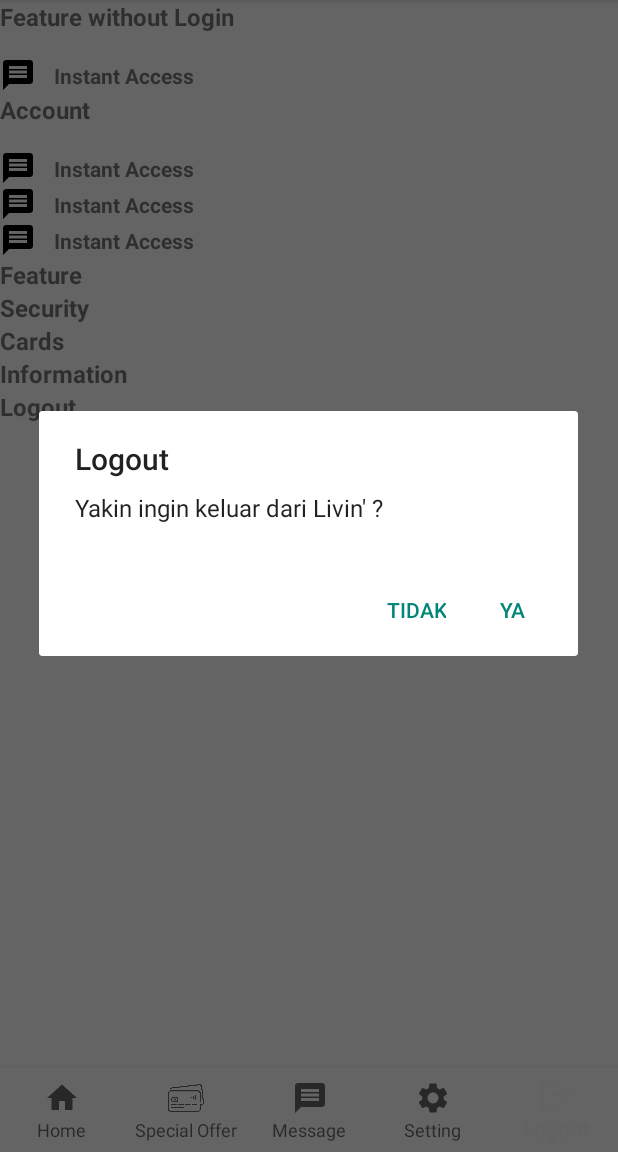
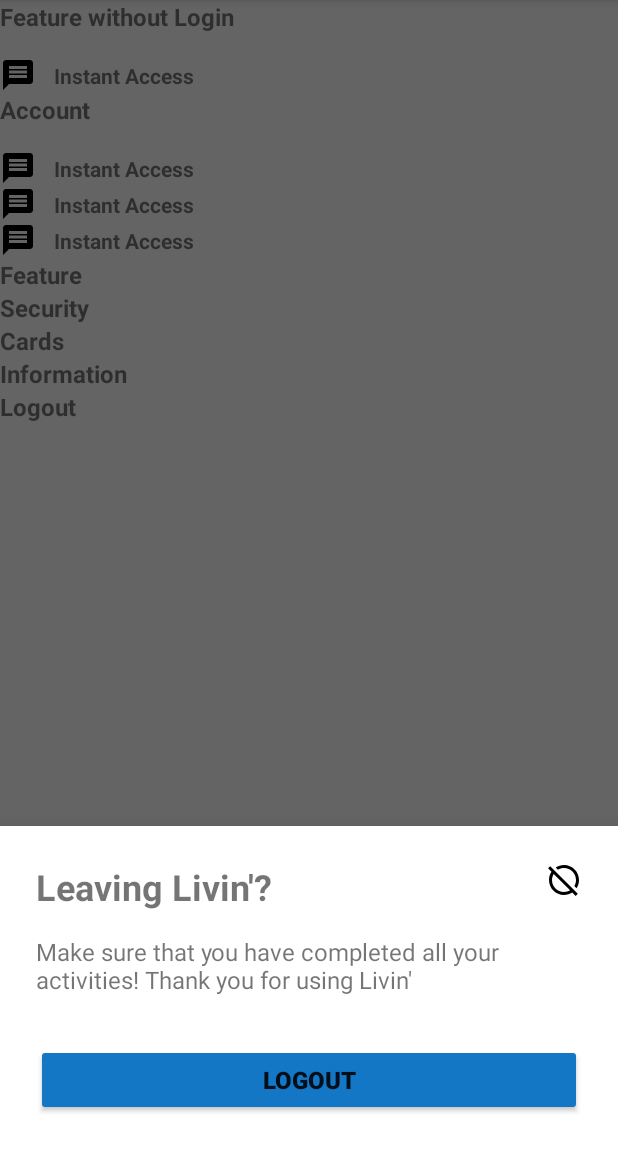
Before and after one commit to rizadwiandhika/AndroidAssignment, an Android app: the HomeMainActivity screen opened directly, with no data from a screen before it, item 5 of the bottom bar chosen, on a phone screen of 412 x 824 dp, the part 84-1236 px from its top. Run offline under Robolectric (Android 15) with nearby library versions, the phone set to English and light mode, and no system bars.

Commit message:
feat: show dialog for detail transaction

```diff
--- a/app/src/main/java/com/mandiri/learnandroid/adapter/HistoryTransactionAdapter.kt
+++ b/app/src/main/java/com/mandiri/learnandroid/adapter/HistoryTransactionAdapter.kt
@@ -10,14 +10,11 @@ import com.mandiri.learnandroid.model.StatusTransaction.FAILED
 import com.mandiri.learnandroid.model.StatusTransaction.PENDING
 import com.mandiri.learnandroid.model.StatusTransaction.SUCCESS
 
-class HistoryTransactionAdapter(private var data: List<HistoryTransactionModel>) :
+class HistoryTransactionAdapter(
+    private var data: List<HistoryTransactionModel>,
+    private val onClickHandler: (HistoryTransactionModel) -> Unit
+) :
     RecyclerView.Adapter<HistoryTransactionAdapter.ViewHolder>() {
-
-    private lateinit var onClickHandler: (HistoryTransactionModel) -> Unit
-
-    fun setOnClickHandler(handler: (HistoryTransactionModel) -> Unit) {
-        onClickHandler = handler
-    }
 
     override fun onCreateViewHolder(parent: ViewGroup, viewType: Int): ViewHolder {
         return ViewHolder(
@@ -54,7 +51,7 @@ class HistoryTransactionAdapter(private var data: List<HistoryTransactionModel>)
             }
 
             tvDate.text = transaction.date
-//            tvTitle.text = transaction.title
+            tvFilterStatus.text = transaction.title
             tvDescription.text = transaction.description
             tvAmount.text = transaction.amount
 
--- a/app/src/main/java/com/mandiri/learnandroid/presentation/HomeMainActivity.kt
+++ b/app/src/main/java/com/mandiri/learnandroid/presentation/HomeMainActivity.kt
@@ -3,7 +3,6 @@ package com.mandiri.learnandroid.presentation
 import android.content.Intent
 import android.os.Bundle
 import android.util.Log
-import androidx.appcompat.app.AlertDialog
 import androidx.appcompat.app.AppCompatActivity
 import androidx.fragment.app.Fragment
 import com.google.android.material.bottomnavigation.BottomNavigationView
@@ -12,15 +11,18 @@ import com.mandiri.learnandroid.databinding.HomeMainActivityBinding
 import com.mandiri.learnandroid.helper.SharedPref
 import com.mandiri.learnandroid.presentation.home.HomeFragment
 import com.mandiri.learnandroid.presentation.message.MessageFragment
+import com.mandiri.learnandroid.utils.ConfirmationDialogUtil
 
 class HomeMainActivity : AppCompatActivity() {
 
     private lateinit var binding: HomeMainActivityBinding
     private lateinit var preferences: SharedPref
+    private lateinit var confirmDialog: ConfirmationDialogUtil
 
     override fun onCreate(savedInstanceState: Bundle?) {
         super.onCreate(savedInstanceState)
 
+        confirmDialog = ConfirmationDialogUtil.getInstance(this)
         preferences = SharedPref(this)
         binding = HomeMainActivityBinding.inflate(layoutInflater)
         setContentView(binding.root)
@@ -65,7 +67,7 @@ class HomeMainActivity : AppCompatActivity() {
 
                 R.id.navigationLogout -> {
                     showLogoutDialog()
-                    return@OnNavigationItemSelectedListener true
+                    return@OnNavigationItemSelectedListener false
                 }
             }
             false
@@ -80,12 +82,19 @@ class HomeMainActivity : AppCompatActivity() {
     }
 
     private fun showLogoutDialog() {
-        val builder = AlertDialog.Builder(this)
-        builder.setTitle("Logout")
-            .setMessage("Yakin ingin keluar dari Livin' ?")
-            .setPositiveButton("Ya") { p1, num -> handleLogout() }
-            .setNegativeButton("Tidak") { dialog, num -> }
-            .show()
+//        val builder = AlertDialog.Builder(this)
+//        builder.setTitle("Logout")
+//            .setMessage("Yakin ingin keluar dari Livin' ?")
+//            .setPositiveButton("Ya") { p1, num -> handleLogout() }
+//            .setNegativeButton("Tidak") { dialog, num -> }
+//            .show()
+
+        confirmDialog.show(
+            "Leaving Livin'?",
+            "Make sure that you have completed all your activities! Thank you for using Livin'",
+            "Logout",
+            this::handleLogout
+        )
     }
 
     private fun handleLogout() {
--- a/app/src/main/java/com/mandiri/learnandroid/presentation/LoginActivity.kt
+++ b/app/src/main/java/com/mandiri/learnandroid/presentation/LoginActivity.kt
@@ -19,7 +19,6 @@ class LoginActivity : AppCompatActivity() {
 
         preferences = SharedPref(this)
         binding = ActivityLoginBinding.inflate(layoutInflater)
-
 
         if (doesTokenExist()) {
             Toast.makeText(applicationContext, "You're already login!", Toast.LENGTH_SHORT).show()
--- a/app/src/main/java/com/mandiri/learnandroid/presentation/message/view/HistoryTransactionFragment.kt
+++ b/app/src/main/java/com/mandiri/learnandroid/presentation/message/view/HistoryTransactionFragment.kt
@@ -12,10 +12,12 @@ import com.mandiri.learnandroid.adapter.HistoryTransactionAdapter
 import com.mandiri.learnandroid.databinding.FragmentHistoryTransactionBinding
 import com.mandiri.learnandroid.model.HistoryTransactionModel
 import com.mandiri.learnandroid.model.StatusTransaction
+import com.mandiri.learnandroid.utils.ConfirmationDialogUtil
 
 class HistoryTransactionFragment(private val fragmentReplacer: (Fragment) -> Unit) : Fragment() {
 
     private var _binding: FragmentHistoryTransactionBinding? = null
+    private lateinit var dialog: ConfirmationDialogUtil
 
     private val binding get() = _binding!!
 
@@ -30,25 +32,33 @@ class HistoryTransactionFragment(private val fragmentReplacer: (Fragment) -> Uni
         savedInstanceState: Bundle?
     ): View? {
         _binding = FragmentHistoryTransactionBinding.inflate(inflater, container, false)
+        dialog = ConfirmationDialogUtil.getInstance(requireContext())
         return binding.root
     }
 
     override fun onViewCreated(view: View, savedInstanceState: Bundle?) {
         super.onViewCreated(view, savedInstanceState)
-
         render()
     }
 
     private fun render() {
         val filter = arrayOf("All Transaction", "Success", "Pending", "Failed")
-        val historyTransactionAdapter = HistoryTransactionAdapter(generateData())
-
-        historyTransactionAdapter.setOnClickHandler { transaction ->
+        val historyTransactionAdapter = HistoryTransactionAdapter(generateData()) { transaction ->
             // When using Fragment
             // fragmentReplacer.invoke(DetailTransactionFragment(transaction.title))
 
             // When using Activity
-            DetailTransactionActivity.navigateToDetailTransaction(requireActivity(), transaction)
+            val status = enumValues<StatusTransaction>().find { it.value == transaction.status }
+            dialog.show(
+                transaction.title,
+                "$status • ${transaction.description}",
+                "See Detail"
+            ) {
+                DetailTransactionActivity.navigateToDetailTransaction(
+                    requireActivity(),
+                    transaction
+                )
+            }
         }
 
         binding.apply {
@@ -80,8 +90,8 @@ class HistoryTransactionFragment(private val fragmentReplacer: (Fragment) -> Uni
 
     private fun filterByTransactionStatus(status: String): List<HistoryTransactionModel> {
         val data = generateData()
-        return if (status == "All Transaction") data else data.filter { data ->
-            when (data.status) {
+        return if (status == "All Transaction") data else data.filter {
+            when (it.status) {
                 StatusTransaction.SUCCESS.value -> return@filter status == "Success"
                 StatusTransaction.PENDING.value -> return@filter status == "Pending"
                 StatusTransaction.FAILED.value -> return@filter status == "Failed"
--- /dev/null
+++ b/app/src/main/java/com/mandiri/learnandroid/utils/ConfirmationDialogUtil.kt
@@ -0,0 +1,86 @@
+package com.mandiri.learnandroid.utils
+
+import android.annotation.SuppressLint
+import android.content.Context
+import android.view.LayoutInflater
+import android.view.View
+import android.view.View.OnClickListener
+import com.google.android.material.bottomsheet.BottomSheetDialog
+import com.mandiri.learnandroid.R
+import com.mandiri.learnandroid.databinding.DialogLayoutBinding
+
+class ConfirmationDialogUtil private constructor(private val context: Context) {
+
+    companion object {
+        @SuppressLint("StaticFieldLeak")
+        @Volatile
+        private var instance: ConfirmationDialogUtil? = null
+
+        fun getInstance(context: Context): ConfirmationDialogUtil {
+            return instance ?: synchronized(this) {
+                instance ?: ConfirmationDialogUtil(context).also {
+                    instance = it
+                }
+            }
+        }
+    }
+
+    private fun createDialogView(
+        title: String,
+        text: String,
+        buttonText: String,
+        onConfirm: OnClickListener,
+        onCancel: OnClickListener
+    ): View {
+        val dialogView = LayoutInflater.from(context).inflate(R.layout.dialog_layout, null)
+        val binding = DialogLayoutBinding.bind(dialogView)
+
+        with(binding) {
+            tvTitle.text = title
+            tvMessage.text = text
+            btnYes.text = buttonText
+            btnYes.setOnClickListener(onConfirm)
+            btnNo.setOnClickListener(onCancel)
+        }
+
+        return dialogView
+    }
+
+    private fun createDialog(
+        title: String,
+        text: String,
+        buttonText: String,
+        onConfirm: () -> Unit,
+        onCancel: (() -> Unit) = { -> }
+    ): BottomSheetDialog {
+//        val dialog = AlertDialog.Builder(context).create()
+        val dialog = BottomSheetDialog(context)
+        val dialogView = createDialogView(
+            title,
+            text,
+            buttonText,
+            { onConfirm.invoke(); dialog.dismiss() },
+            { onCancel.invoke(); dialog.dismiss() },
+        )
+
+//        dialog.setView(dialogView)
+        dialog.setContentView(dialogView)
+        return dialog
+    }
+
+    fun show(
+        title: String,
+        description: String,
+        buttonText: String,
+        onConfirm: () -> Unit,
+        onCancel: () -> Unit
+    ) {
+        val dialog = createDialog(title, description, buttonText, onConfirm, onCancel)
+        dialog.show()
+    }
+
+    fun show(title: String, description: String, buttonText: String, onConfirm: () -> Unit) {
+        val dialog = createDialog(title, description, buttonText, onConfirm)
+        dialog.show()
+    }
+}
--- /dev/null
+++ b/app/src/main/res/drawable/ic_hide.xml
@@ -0,0 +1,5 @@
+<vector android:height="24dp" android:tint="#000000"
+    android:viewportHeight="24" android:viewportWidth="24"
+    android:width="24dp" xmlns:android="http://schemas.android.com/apk/res/android">
+    <path android:fillColor="@android:color/white" android:pathData="M2.81,2.81L1.39,4.22l2.27,2.27C2.61,8.07 2,9.96 2,12c0,5.52 4.48,10 10,10c2.04,0 3.93,-0.61 5.51,-1.66l2.27,2.27l1.41,-1.41L2.81,2.81zM12,20c-4.41,0 -8,-3.59 -8,-8c0,-1.48 0.41,-2.86 1.12,-4.06l10.94,10.94C14.86,19.59 13.48,20 12,20zM7.94,5.12L6.49,3.66C8.07,2.61 9.96,2 12,2c5.52,0 10,4.48 10,10c0,2.04 -0.61,3.93 -1.66,5.51l-1.46,-1.46C19.59,14.86 20,13.48 20,12c0,-4.41 -3.59,-8 -8,-8C10.52,4 9.14,4.41 7.94,5.12z"/>
+</vector>
--- /dev/null
+++ b/app/src/main/res/layout/dialog_layout.xml
@@ -0,0 +1,50 @@
+<?xml version="1.0" encoding="utf-8"?>
+<LinearLayout xmlns:android="http://schemas.android.com/apk/res/android"
+    android:layout_width="match_parent"
+    xmlns:app="http://schemas.android.com/apk/res-auto"
+    android:orientation="vertical"
+    android:layout_height="match_parent"
+    android:padding="24dp">
+
+    <androidx.constraintlayout.widget.ConstraintLayout
+        android:layout_width="match_parent"
+        android:layout_height="wrap_content">
+
+        <TextView
+            app:layout_constraintTop_toTopOf="parent"
+            app:layout_constraintStart_toStartOf="parent"
+            android:id="@+id/tvTitle"
+            android:layout_width="wrap_content"
+            android:layout_height="wrap_content"
+            android:text="Leaving Livin'?"
+            android:textSize="24sp"
+            android:textStyle="bold" />
+
+        <androidx.appcompat.widget.AppCompatImageView
+            android:id="@+id/btnNo"
+            android:layout_width="wrap_content"
+            android:layout_height="wrap_content"
+            app:layout_constraintTop_toTopOf="parent"
+            app:layout_constraintEnd_toEndOf="parent"
+            android:src="@drawable/ic_hide" />
+    </androidx.constraintlayout.widget.ConstraintLayout>
+
+    <TextView
+        android:id="@+id/tvMessage"
+        android:layout_width="wrap_content"
+        android:layout_height="wrap_content"
+        android:layout_marginTop="16dp"
+        android:textSize="16sp"
+        android:text="Make sure that you have completed all your activities! Thank you for using Livin'" />
+
+    <Button
+        android:layout_marginTop="32dp"
+        android:id="@+id/btnYes"
+        android:layout_width="match_parent"
+        android:layout_height="wrap_content"
+        android:textSize="16sp"
+        android:textStyle="bold"
+        android:backgroundTint="@color/blue"
+        android:text="Log Out" />
+
+</LinearLayout>
```
